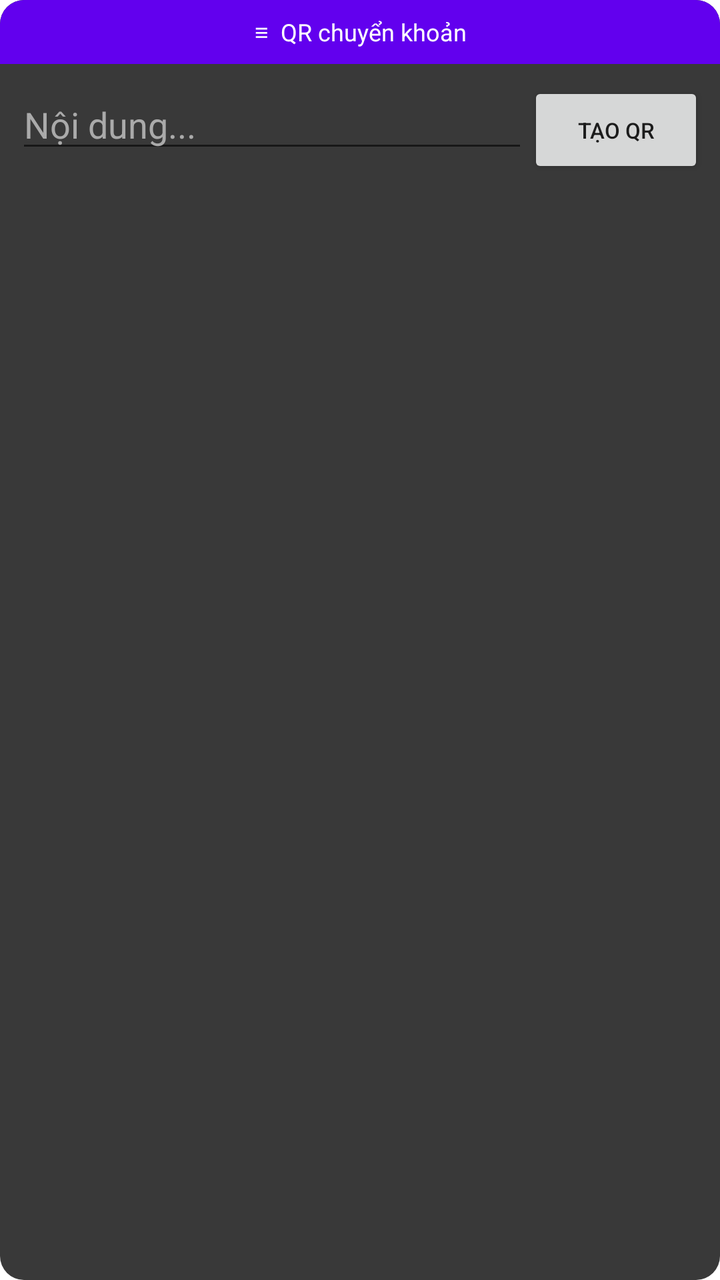
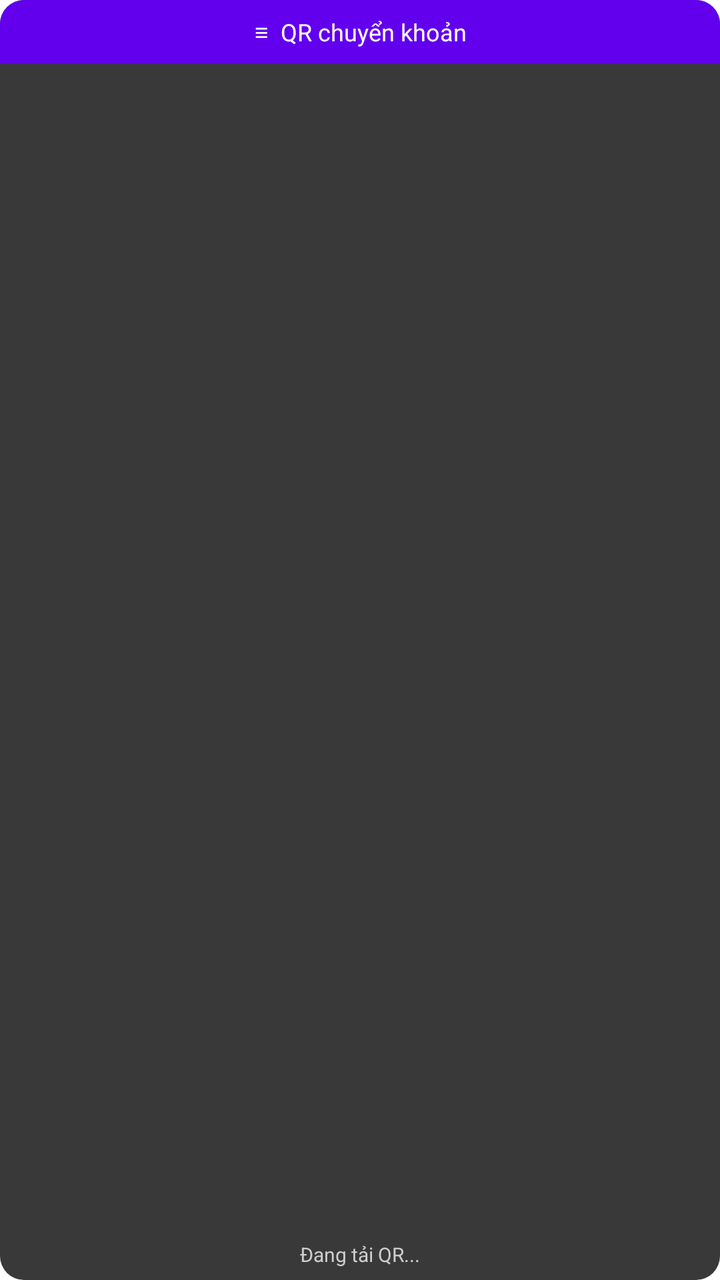

Two renders of the same Android screen: before a commit and after it. Below are the layout's source before the change and the commit's diff.
<!-- AndroidManifest.xml: application theme Theme.DonateFloat -->
<!-- res/layout/floating_qr.xml -->
<LinearLayout xmlns:android="http://schemas.android.com/apk/res/android"
    android:layout_width="wrap_content"
    android:layout_height="wrap_content"
    android:orientation="vertical"
    android:background="@drawable/bg_floating">

    <TextView
        android:id="@+id/dragHandleQr"
        android:layout_width="match_parent"
        android:layout_height="32dp"
        android:background="@drawable/bg_drag_handle"
        android:gravity="center"
        android:text="≡  QR chuyển khoản"
        android:textColor="#FFFFFF"
        android:textSize="12sp" />

    <LinearLayout
        android:layout_width="match_parent"
        android:layout_height="wrap_content"
        android:orientation="horizontal"
        android:padding="8dp">

        <EditText
            android:id="@+id/editContent"
            android:layout_width="0dp"
            android:layout_height="wrap_content"
            android:layout_weight="1"
            android:hint="Nội dung..."
            android:textColorHint="#AAAAAA"
            android:textColor="#FFFFFF"
            android:inputType="text"
            android:maxLines="1" />

        <Button
            android:id="@+id/btnGenerateQr"
            android:layout_width="wrap_content"
            android:layout_height="wrap_content"
            android:text="Tạo QR"
            android:textSize="11sp" />
    </LinearLayout>

    <ImageView
        android:id="@+id/imageQr"
        android:layout_width="match_parent"
        android:layout_height="0dp"
        android:layout_weight="1"
        android:layout_margin="8dp"
        android:adjustViewBounds="true"
        android:scaleType="fitCenter" />

</LinearLayout>
<!-- resources referenced by this layout -->
<resources>
  <!-- drawable bg_drag_handle (drawable) -->
  <shape xmlns:android="http://schemas.android.com/apk/res/android">
      <solid android:color="#FF6200EE" />
      <corners android:topLeftRadius="12dp" android:topRightRadius="12dp" />
  </shape>
  <!-- drawable bg_floating (drawable) -->
  <shape xmlns:android="http://schemas.android.com/apk/res/android">
      <solid android:color="#DD1B1B1B" />
      <corners android:radius="12dp" />
  </shape>
  <style name="Theme.DonateFloat" parent="Theme.MaterialComponents.DayNight.NoActionBar">
          <item name="colorPrimary">@color/purple_500</item>
          <item name="colorPrimaryDark">@color/purple_700</item>
          <item name="colorAccent">@color/teal_200</item>
      </style>
  <color name="purple_500">#FF6200EE</color>
  <color name="purple_700">#FF3700B3</color>
  <color name="teal_200">#FF03DAC5</color>
</resources>

<!-- the commit's change to res/layout/floating_qr.xml (unified diff, before → after) -->
@@ -14,31 +14,6 @@
         android:textColor="#FFFFFF"
         android:textSize="12sp" />
 
-    <LinearLayout
-        android:layout_width="match_parent"
-        android:layout_height="wrap_content"
-        android:orientation="horizontal"
-        android:padding="8dp">
-
-        <EditText
-            android:id="@+id/editContent"
-            android:layout_width="0dp"
-            android:layout_height="wrap_content"
-            android:layout_weight="1"
-            android:hint="Nội dung..."
-            android:textColorHint="#AAAAAA"
-            android:textColor="#FFFFFF"
-            android:inputType="text"
-            android:maxLines="1" />
-
-        <Button
-            android:id="@+id/btnGenerateQr"
-            android:layout_width="wrap_content"
-            android:layout_height="wrap_content"
-            android:text="Tạo QR"
-            android:textSize="11sp" />
-    </LinearLayout>
-
     <ImageView
         android:id="@+id/imageQr"
         android:layout_width="match_parent"
@@ -48,4 +23,14 @@
         android:adjustViewBounds="true"
         android:scaleType="fitCenter" />
 
+    <TextView
+        android:id="@+id/textQrStatus"
+        android:layout_width="match_parent"
+        android:layout_height="wrap_content"
+        android:padding="6dp"
+        android:gravity="center"
+        android:textColor="#CCCCCC"
+        android:textSize="10sp"
+        android:text="Đang tải QR..." />
+
 </LinearLayout>
